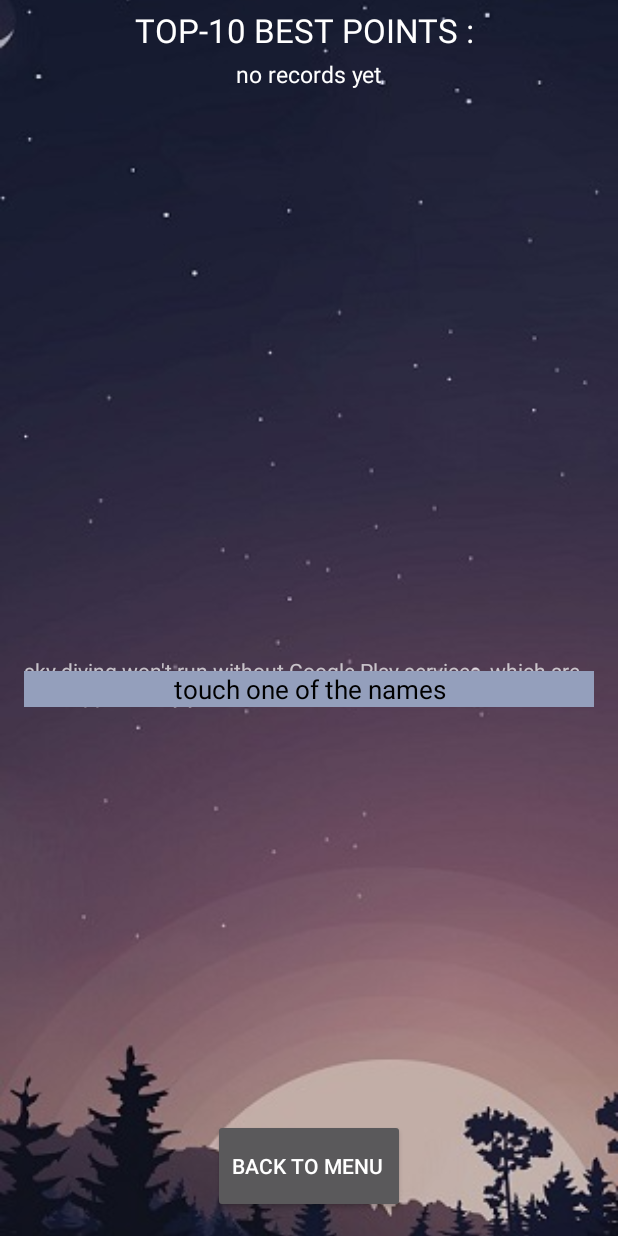
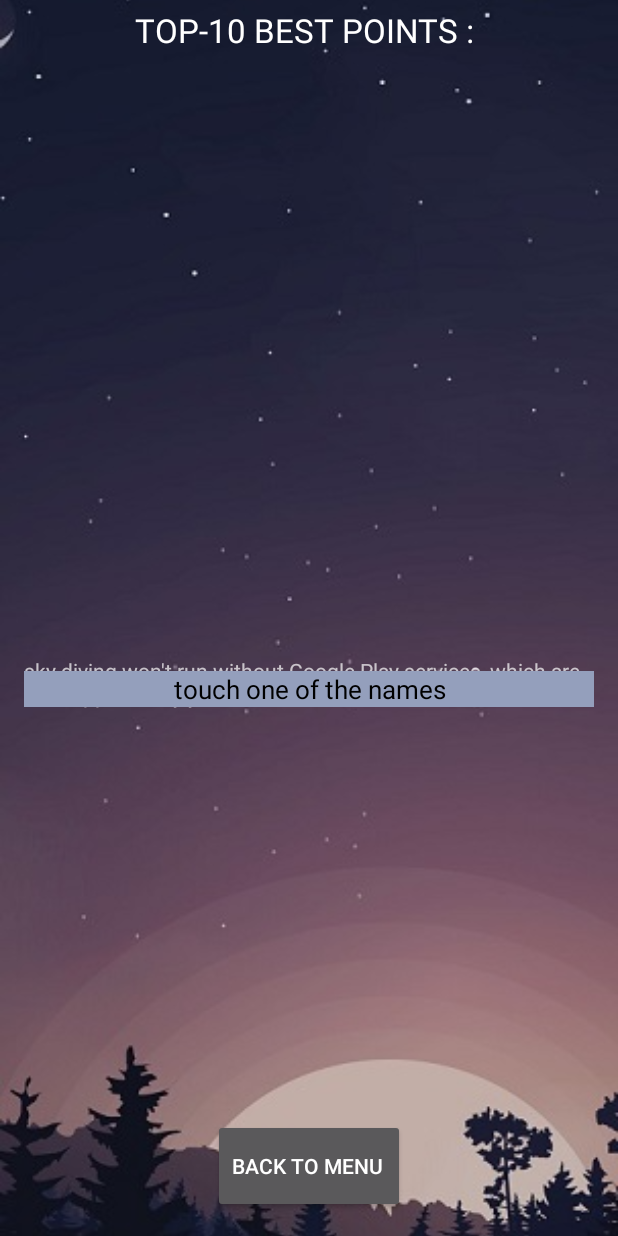
Before and after one commit to ohadsa/android_game, an Android app: the Fragment_List screen opened directly, with no data from a screen before it, on a phone screen of 412 x 824 dp. Run offline under Robolectric (Android 15) with nearby library versions, the phone set to English and light mode, and no system bars; 2 statements that could not run were skipped.

Commit message:
first apply

```diff
--- a/app/src/main/java/com/example/android_game/Adapter_Player.java
+++ b/app/src/main/java/com/example/android_game/Adapter_Player.java
@@ -18,9 +18,13 @@ public class Adapter_Player extends RecyclerView.Adapter<RecyclerView.ViewHolder
     private Activity activity;
     private ArrayList<Player> players = new ArrayList<>();
     private CallBack_List callBackList ;
+    private CallBack_Map callBack_map;
     private int[] numbers_image = new int[10] ;
 
-    public Adapter_Player(Activity activity, ArrayList<Player> movies) {
+    public Adapter_Player(Activity activity, ArrayList<Player> movies , CallBack_List callBackList , CallBack_Map callBack_map ) {
+
+        this.callBack_map = callBack_map;
+        this.callBackList = callBackList;
         this.activity = activity;
         this.players = movies;
 
@@ -41,6 +45,7 @@ public class Adapter_Player extends RecyclerView.Adapter<RecyclerView.ViewHolder
     @NonNull
     @Override
     public RecyclerView.ViewHolder onCreateViewHolder(@NonNull ViewGroup parent, int viewType) {
+
         View view = LayoutInflater.from(parent.getContext()).inflate(R.layout.list_player, parent, false );
         return new PlayerViewHolder(view);
     }
@@ -63,6 +68,12 @@ public class Adapter_Player extends RecyclerView.Adapter<RecyclerView.ViewHolder
         this.callBackList = callBackList ;
         return this;
     }
+
+    public Adapter_Player setCallBackMap(CallBack_Map callBackMap){
+        this.callBack_map = callBackMap ;
+        return this;
+    }
+
     private Player getItem(int position) {
         return players.get(position);
     }
@@ -91,6 +102,8 @@ public class Adapter_Player extends RecyclerView.Adapter<RecyclerView.ViewHolder
                 public void onClick(View v) {
 
                     callBackList.placeOnMap(p.getLat() , p.getLon() , p.getName() );
+                    if(p.getLat() == Fragment_Map.THAILAND_LANTITUDE && p.getLon() == Fragment_Map.THAILAND_LONDTITUDE )
+                        callBack_map.rename_lbl("was not GPS connection so that is thailand" , false );
                 }
             });
         }
--- a/app/src/main/java/com/example/android_game/CallBack_Map.java
+++ b/app/src/main/java/com/example/android_game/CallBack_Map.java
@@ -1,5 +1,5 @@
 package com.example.android_game;
 
 public interface CallBack_Map {
-    void mapClicked(double lat, double lon);
+    void rename_lbl(String txt , Boolean GPSok );
 }
--- a/app/src/main/java/com/example/android_game/EntryActivity.java
+++ b/app/src/main/java/com/example/android_game/EntryActivity.java
@@ -122,7 +122,6 @@ public class EntryActivity extends AppCompatActivity {
                     @Override
                     public void onSuccess(Location location) {
                         // Got last known location. In some rare situations this can be null.
-                        Log.d("ohadsa", "onSuccess: " + location.getLatitude() + "  " + location.getLongitude());
                         if (location != null) {
                             startGame(location.getLongitude() , location.getLatitude() );
                         }
@@ -132,7 +131,8 @@ public class EntryActivity extends AppCompatActivity {
                 .addOnFailureListener(this, new OnFailureListener() {
                     @Override
                     public void onFailure(@NonNull Exception e) {
-                        startGame( 100.5018 , 13.7563 );
+
+                        startGame( Fragment_Map.THAILAND_LONDTITUDE ,  Fragment_Map.THAILAND_LANTITUDE );
                     }
                 });
 
--- a/app/src/main/java/com/example/android_game/Fragment_List.java
+++ b/app/src/main/java/com/example/android_game/Fragment_List.java
@@ -21,9 +21,10 @@ public class Fragment_List extends Fragment {
 
     private AppCompatActivity activity;
     private CallBack_List callBackList;
-    private TextView[] frame1_LBL_top;
+    private CallBack_Map callBack_map ;
     private ArrayList<Player> top_10;
     private RecyclerView main_LST_records;
+    private TextView lbl_Line_map ;
 
 
     private TextView frame1_LBL_details;
@@ -33,9 +34,16 @@ public class Fragment_List extends Fragment {
         this.activity = activity;
     }
 
-    public void setCallBackList(CallBack_List callBackList) {
+    public Fragment_List setCallBackList(CallBack_List callBackList) {
         this.callBackList = callBackList;
+        return this;
     }
+
+    public Fragment_List setCallBack_map(CallBack_Map callBack_map){
+        this.callBack_map = callBack_map;
+        return this;
+    }
+
 
     @Override
     public View onCreateView(LayoutInflater inflater, ViewGroup container, Bundle savedInstanceState) {
@@ -65,13 +73,13 @@ public class Fragment_List extends Fragment {
         ArrayList<View.OnClickListener> listeners = new ArrayList<>();
 
 
-        if (numOfRecords == 0)
-            frame1_LBL_details.setText("no records yet");
+        if (numOfRecords == 0) {
+            callBack_map.rename_lbl("" , false );
+        }
         else
             frame1_LBL_details.setText("touch name to see location on map");
 
-        Adapter_Player adapter_player = new Adapter_Player(activity, top_10)
-                .setCallBackList(callBackList);
+        Adapter_Player adapter_player = new Adapter_Player(activity, top_10,callBackList,callBack_map);
 
         main_LST_records.setLayoutManager(new GridLayoutManager(activity, 1));
         main_LST_records.setHasFixedSize(true);
@@ -85,17 +93,7 @@ public class Fragment_List extends Fragment {
 
         frame1_LBL_details = view.findViewById(R.id.frame1_LBL_details);
         main_LST_records = view.findViewById(R.id.main_LST_records);
-        frame1_LBL_top = new TextView[10];
-        frame1_LBL_top[0] = view.findViewById(R.id.frame1_LBL_top_1);
-        frame1_LBL_top[1] = view.findViewById(R.id.frame1_LBL_top_2);
-        frame1_LBL_top[2] = view.findViewById(R.id.frame1_LBL_top_3);
-        frame1_LBL_top[3] = view.findViewById(R.id.frame1_LBL_top_4);
-        frame1_LBL_top[4] = view.findViewById(R.id.frame1_LBL_top_5);
-        frame1_LBL_top[5] = view.findViewById(R.id.frame1_LBL_top_6);
-        frame1_LBL_top[6] = view.findViewById(R.id.frame1_LBL_top_7);
-        frame1_LBL_top[7] = view.findViewById(R.id.frame1_LBL_top_8);
-        frame1_LBL_top[8] = view.findViewById(R.id.frame1_LBL_top_9);
-        frame1_LBL_top[9] = view.findViewById(R.id.frame1_LBL_top_10);
+        lbl_Line_map = view.findViewById(R.id.data);
 
     }
 
--- a/app/src/main/java/com/example/android_game/Fragment_Map.java
+++ b/app/src/main/java/com/example/android_game/Fragment_Map.java
@@ -22,6 +22,9 @@ import com.google.android.gms.maps.model.LatLng;
 import com.google.android.gms.maps.model.MarkerOptions;
 
 public class Fragment_Map extends Fragment implements OnMapReadyCallback {
+
+    public static final Double THAILAND_LONDTITUDE = 100.5018  ;
+    public static final Double THAILAND_LANTITUDE = 13.7563 ;
 
     private AppCompatActivity activity;
     private CallBack_Map callBack_map;
@@ -76,8 +79,12 @@ public class Fragment_Map extends Fragment implements OnMapReadyCallback {
         this.mMap = googleMap;
     }
 
-    public void setText(String txt) {
-        _LBL_details.setText(txt + " played here !! ");
+    public void setText(String txt , Boolean GPSok ) {
+        if(GPSok)
+            _LBL_details.setText(txt + " played here !! ");
+        else
+            _LBL_details.setText(txt);
+
     }
 
     public void pointOnMap(double x, double y) {
--- a/app/src/main/java/com/example/android_game/GameActivity.java
+++ b/app/src/main/java/com/example/android_game/GameActivity.java
@@ -173,7 +173,6 @@ public class GameActivity extends AppCompatActivity {
     private void initRightButtonLisener() {
         panel_IMG_right.setOnClickListener(new View.OnClickListener() {
             public void onClick(View v) {
-                Log.d("ppt", "mat: " + boardMatrix[0].length + "  " + boardMatrix.length);
                 if (playerPos + 1 < boardMatrix[0].length && lifeState >= 0) {
                     updatePlayerPos(playerPos + 1);
                 }
@@ -231,7 +230,6 @@ public class GameActivity extends AppCompatActivity {
 
     private void initGameView() {
         player = getParameterFromBundle();
-        Log.d("ohado", "init : ");
         panel_IMG_life = new ImageView[]{
                 findViewById(R.id.panel_IMG_life_0),
                 findViewById(R.id.panel_IMG_life_1),
@@ -289,7 +287,6 @@ public class GameActivity extends AppCompatActivity {
     }
 
     private Player getParameterFromBundle() {
-        Log.d("ohado", "getParameterFromBundle: ");
         Bundle extras = getIntent().getBundleExtra("Bundle");
         Player player =  new Player()
                 .setName(extras.getString(GameActivity.PLAYER_NAME))
@@ -298,7 +295,6 @@ public class GameActivity extends AppCompatActivity {
                 .setLon(extras.getDouble(GameActivity.LONGITUDE))
                 .setLat(extras.getDouble(GameActivity.LATITUDE));
 
-        Log.d("ohadsa", "onSuccess: " + player.getLat()   + "  " + player.getLon() );
         return player;
     }
 
--- a/app/src/main/java/com/example/android_game/RecordsActivity.java
+++ b/app/src/main/java/com/example/android_game/RecordsActivity.java
@@ -39,8 +39,8 @@ public class RecordsActivity extends AppCompatActivity {
         fragmentList = new Fragment_List();
         fragmentList.setActivity(this);
         fragmentList.setCallBackList(callBackList);
+        fragmentList.setCallBack_map(callBack_map);
         getSupportFragmentManager().beginTransaction().add(R.id.frame1, fragmentList).commit();
-
         fragmentMap = new Fragment_Map();
         fragmentMap.setActivity(this);
         fragmentMap.setCallBack_map(callBack_map);
@@ -65,17 +65,19 @@ public class RecordsActivity extends AppCompatActivity {
         if (isEntryExist)
             finish();
         else {
-            Intent myIntent = new Intent(this , EntryActivity.class);
+            Intent myIntent = new Intent(this, EntryActivity.class);
             startActivity(myIntent);
             finish();
         }
     }
 
     CallBack_Map callBack_map = new CallBack_Map() {
+
         @Override
-        public void mapClicked(double lat, double lon) {
+        public void rename_lbl(String txt, Boolean GPSok) {
+            fragmentMap.setText("was unable to locate GPS - here's THAILAND " , false );
+        }
 
-        }
     };
 
 
@@ -88,8 +90,8 @@ public class RecordsActivity extends AppCompatActivity {
 
         @Override
         public void placeOnMap(double x, double y, String name) {
-            fragmentMap.setText(name);
-            fragmentMap.pointOnMap(x,y);
+            fragmentMap.setText(name , true );
+            fragmentMap.pointOnMap(x, y);
 
         }
     };
```
